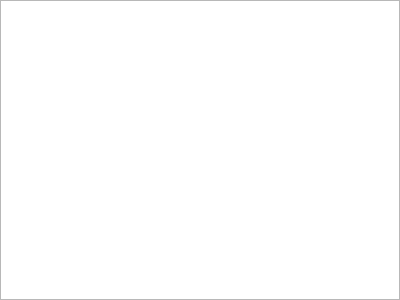
First picture: the form in outputtabwidget.ui, repository RunheZH/SCAPES, before the edit.
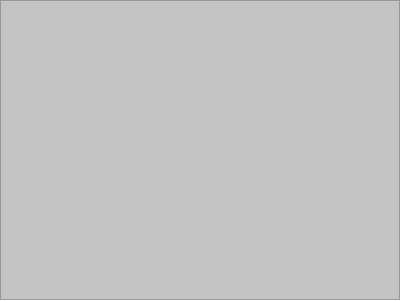
Second picture: the form after the edit.

Commit message: interface - add some ugly color, may change later

What changed in the file:
```diff
--- a/outputtabwidget.ui
+++ b/outputtabwidget.ui
@@ -27,7 +27,11 @@
     <number>0</number>
    </property>
    <item>
-    <widget class="QTextEdit" name="textEdit"/>
+    <widget class="QTextEdit" name="textEdit">
+     <property name="styleSheet">
+      <string notr="true">background-color: 	rgb(196, 196, 196);</string>
+     </property>
+    </widget>
    </item>
   </layout>
  </widget>
```
The commit also changes 4 other files.
